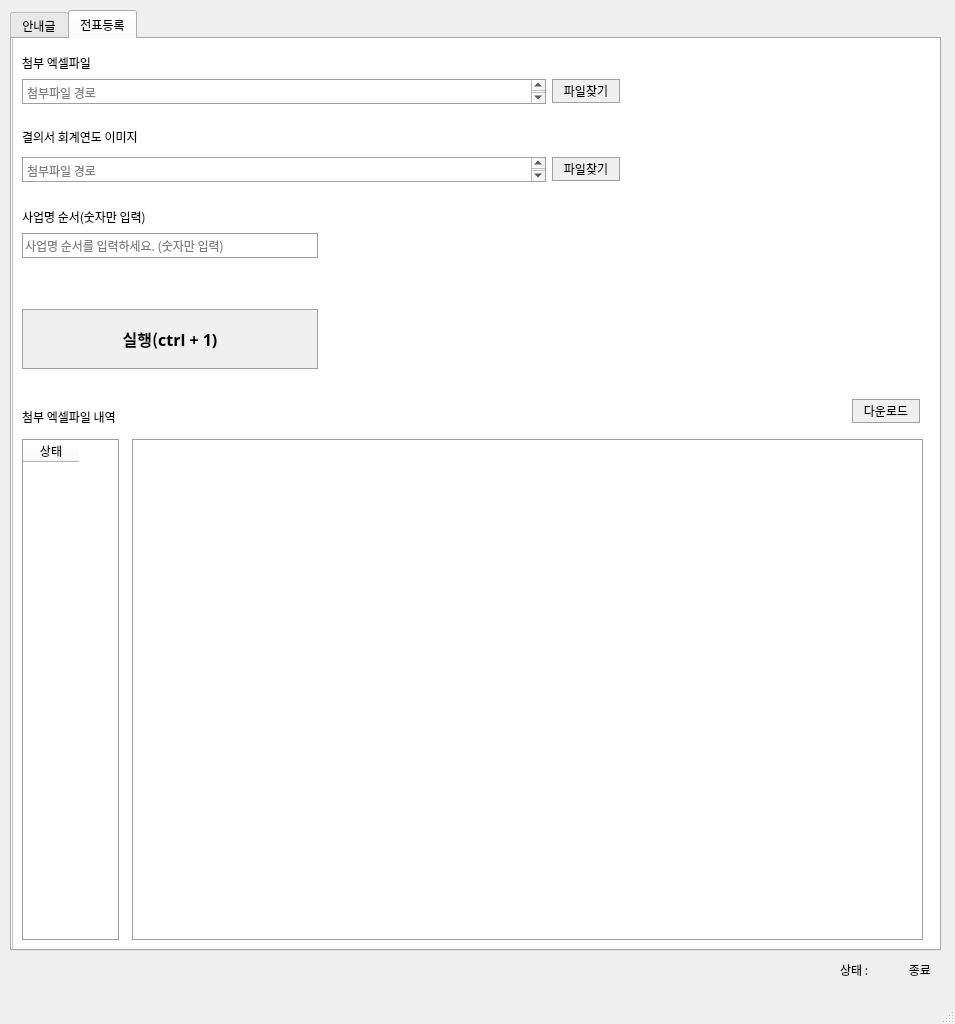
Before: the Qt Designer form auto_statement_upload/upload_form.ui in MARUNGs/python_auto_work, drawn with Qt 5.
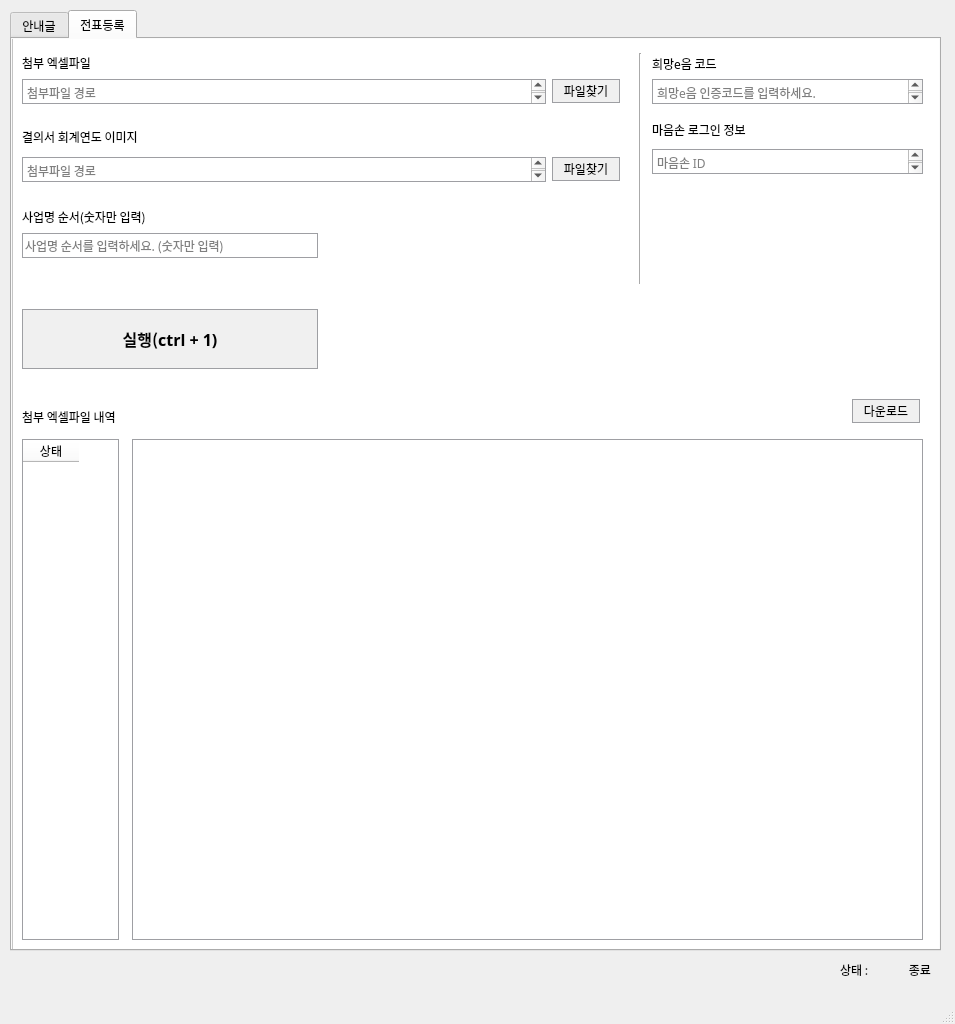
After: the same form once the commit is applied. The open tabs and pages were chosen to show the change. Icons and pictures are not drawn.

Commit message: ui 되살리기, 오픈 API 개발 및 접근 확인 완료

Patch:
```diff
--- a/auto_statement_upload/upload_form.ui
+++ b/auto_statement_upload/upload_form.ui
@@ -279,6 +279,19 @@
         <string>사업명 순서(숫자만 입력)</string>
        </property>
       </widget>
+      <widget class="Line" name="line_3">
+       <property name="geometry">
+        <rect>
+         <x>620</x>
+         <y>24</y>
+         <width>16</width>
+         <height>231</height>
+        </rect>
+       </property>
+       <property name="orientation">
+        <enum>Qt::Vertical</enum>
+       </property>
+      </widget>
       <widget class="QLabel" name="label_18">
        <property name="geometry">
         <rect>
@@ -365,6 +378,102 @@
         <string/>
        </property>
       </widget>
+      <widget class="QLabel" name="label_19">
+       <property name="geometry">
+        <rect>
+         <x>640</x>
+         <y>27</y>
+         <width>141</width>
+         <height>16</height>
+        </rect>
+       </property>
+       <property name="font">
+        <font>
+         <family>맑은 고딕</family>
+        </font>
+       </property>
+       <property name="text">
+        <string>희망e음 코드</string>
+       </property>
+      </widget>
+      <widget class="QTextEdit" name="w4c_cd">
+       <property name="geometry">
+        <rect>
+         <x>640</x>
+         <y>50</y>
+         <width>271</width>
+         <height>25</height>
+        </rect>
+       </property>
+       <property name="font">
+        <font>
+         <family>맑은 고딕</family>
+        </font>
+       </property>
+       <property name="styleSheet">
+        <string notr="true">QTextEdit {
+	border: 1px solid #9e9fa3
+}</string>
+       </property>
+       <property name="html">
+        <string>&lt;!DOCTYPE HTML PUBLIC &quot;-//W3C//DTD HTML 4.0//EN&quot; &quot;http://www.w3.org/TR/REC-html40/strict.dtd&quot;&gt;
+&lt;html&gt;&lt;head&gt;&lt;meta name=&quot;qrichtext&quot; content=&quot;1&quot; /&gt;&lt;style type=&quot;text/css&quot;&gt;
+p, li { white-space: pre-wrap; }
+&lt;/style&gt;&lt;/head&gt;&lt;body style=&quot; font-family:'맑은 고딕'; font-size:9pt; font-weight:400; font-style:normal;&quot;&gt;
+&lt;p style=&quot;-qt-paragraph-type:empty; margin-top:0px; margin-bottom:0px; margin-left:0px; margin-right:0px; -qt-block-indent:0; text-indent:0px;&quot;&gt;&lt;br /&gt;&lt;/p&gt;&lt;/body&gt;&lt;/html&gt;</string>
+       </property>
+       <property name="placeholderText">
+        <string>희망e음 인증코드를 입력하세요.</string>
+       </property>
+      </widget>
+      <widget class="QLabel" name="label_20">
+       <property name="geometry">
+        <rect>
+         <x>640</x>
+         <y>93</y>
+         <width>141</width>
+         <height>16</height>
+        </rect>
+       </property>
+       <property name="font">
+        <font>
+         <family>맑은 고딕</family>
+        </font>
+       </property>
+       <property name="text">
+        <string>마음손 로그인 정보</string>
+       </property>
+      </widget>
+      <widget class="QTextEdit" name="id">
+       <property name="geometry">
+        <rect>
+         <x>640</x>
+         <y>120</y>
+         <width>271</width>
+         <height>25</height>
+        </rect>
+       </property>
+       <property name="font">
+        <font>
+         <family>맑은 고딕</family>
+        </font>
+       </property>
+       <property name="styleSheet">
+        <string notr="true">QTextEdit {
+	border: 1px solid #9e9fa3
+}</string>
+       </property>
+       <property name="html">
+        <string>&lt;!DOCTYPE HTML PUBLIC &quot;-//W3C//DTD HTML 4.0//EN&quot; &quot;http://www.w3.org/TR/REC-html40/strict.dtd&quot;&gt;
+&lt;html&gt;&lt;head&gt;&lt;meta name=&quot;qrichtext&quot; content=&quot;1&quot; /&gt;&lt;style type=&quot;text/css&quot;&gt;
+p, li { white-space: pre-wrap; }
+&lt;/style&gt;&lt;/head&gt;&lt;body style=&quot; font-family:'맑은 고딕'; font-size:9pt; font-weight:400; font-style:normal;&quot;&gt;
+&lt;p style=&quot;-qt-paragraph-type:empty; margin-top:0px; margin-bottom:0px; margin-left:0px; margin-right:0px; -qt-block-indent:0; text-indent:0px;&quot;&gt;&lt;br /&gt;&lt;/p&gt;&lt;/body&gt;&lt;/html&gt;</string>
+       </property>
+       <property name="placeholderText">
+        <string>마음손 ID</string>
+       </property>
+      </widget>
       <widget class="QPushButton" name="start_btn">
        <property name="geometry">
         <rect>
```
The commit also changes 2 other files.
